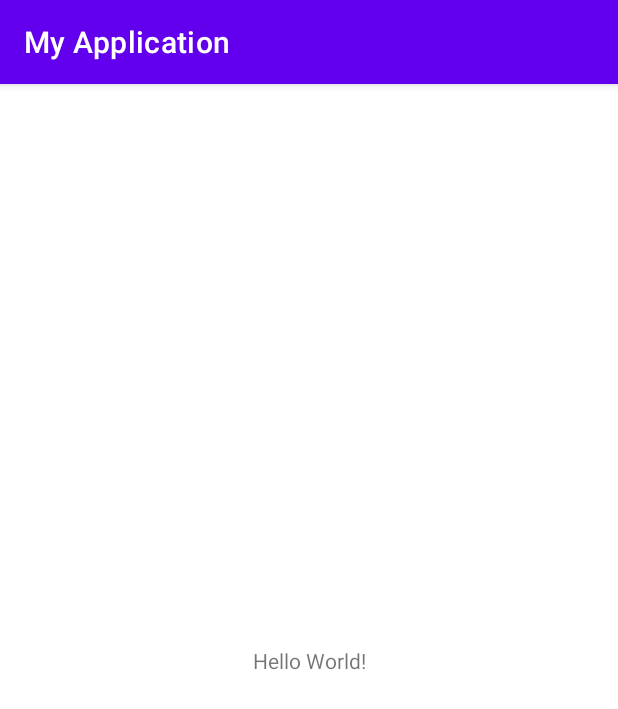
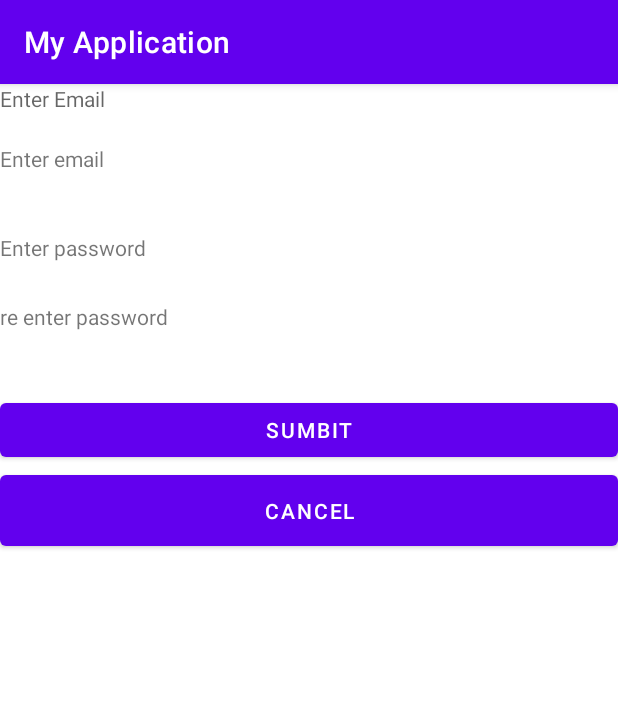
Before and after one commit to IT21469046/MADlab4, an Android app: the screen it shows after launch (MainActivity), on a phone screen of 412 x 824 dp. Shown: the top 709 px of the screen. Run offline under Robolectric (Android 15) with nearby library versions, the phone set to English and light mode, and no system bars.

Commit message:
helloworld233

```diff
--- a/app/src/main/res/layout/activity_main.xml
+++ b/app/src/main/res/layout/activity_main.xml
@@ -1,18 +1,48 @@
 <?xml version="1.0" encoding="utf-8"?>
-<androidx.constraintlayout.widget.ConstraintLayout xmlns:android="http://schemas.android.com/apk/res/android"
+<LinearLayout xmlns:android="http://schemas.android.com/apk/res/android"
     xmlns:app="http://schemas.android.com/apk/res-auto"
     xmlns:tools="http://schemas.android.com/tools"
     android:layout_width="match_parent"
     android:layout_height="match_parent"
+    android:orientation="vertical"
     tools:context=".MainActivity">
 
     <TextView
-        android:layout_width="wrap_content"
+        android:id="@+id/textView"
+        android:layout_width="match_parent"
+        android:layout_height="40dp"
+        android:hint="@string/email1" />
+
+    <TextView
+        android:id="@+id/textView2"
+        android:layout_width="match_parent"
+        android:layout_height="59dp"
+        android:hint="@string/email2"
+        android:text="@string/email2" />
+
+    <TextView
+        android:id="@+id/textView3"
+        android:layout_width="match_parent"
+        android:layout_height="46dp"
+        android:hint="@string/passowrd"
+        android:text="@string/passowrd" />
+
+    <TextView
+        android:id="@+id/textView4"
+        android:layout_width="match_parent"
+        android:layout_height="61dp"
+        android:hint="@string/reenterpassword"
+        android:text="@string/reenterpassword" />
+
+    <Button
+        android:id="@+id/button"
+        android:layout_width="match_parent"
         android:layout_height="wrap_content"
-        android:text="Hello World!"
-        app:layout_constraintBottom_toBottomOf="parent"
-        app:layout_constraintEnd_toEndOf="parent"
-        app:layout_constraintStart_toStartOf="parent"
-        app:layout_constraintTop_toTopOf="parent" />
+        android:text="sumbit" />
 
-</androidx.constraintlayout.widget.ConstraintLayout>
+    <Button
+        android:id="@+id/button2"
+        android:layout_width="match_parent"
+        android:layout_height="59dp"
+        android:text="cancel" />
+</LinearLayout>
--- a/app/src/main/res/values/strings.xml
+++ b/app/src/main/res/values/strings.xml
@@ -1,3 +1,8 @@
 <resources>
     <string name="app_name">My Application</string>
+    <string name="email1">Enter Email</string>
+    <string name="email2">Enter email</string>
+    <string name="passowrd">Enter password</string>
+    <string name="name">Enetr name</string>
+    <string name="reenterpassword">"re enter password "</string>
 </resources>
```
